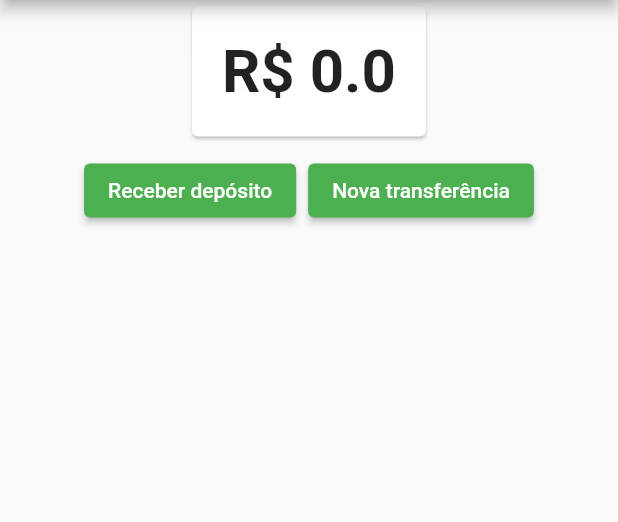
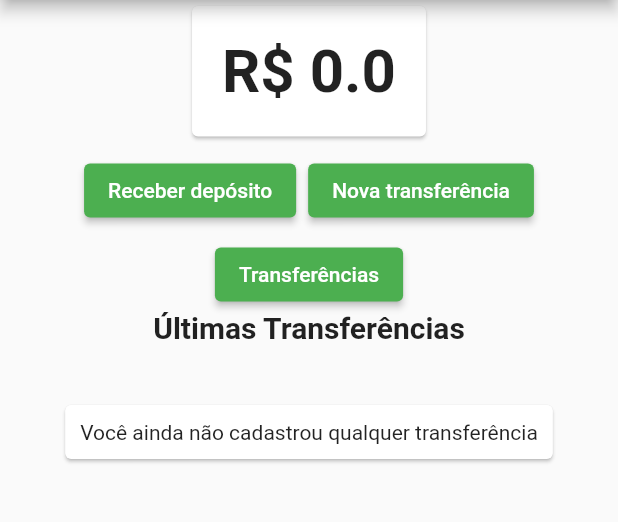
Before and after one commit to dmitryrocha/alura-bytebank2, a Flutter app: the screen it shows after launch, on a phone screen of 412 x 824 dp, the part 84-606 px from its top. Run offline on Flutter 3.47's test engine with Material 2 defaults, Android fonts, the phone set to English and light mode, and no system bars.

Commit message:
final da aula 05

```diff
--- a/lib/screens/dashboard/dashboard.dart
+++ b/lib/screens/dashboard/dashboard.dart
@@ -2,8 +2,12 @@ import 'package:bytebank2/models/saldo.dart';
 import 'package:bytebank2/screens/dashboard/saldo_card.dart';
 import 'package:bytebank2/screens/deposito/formulario_deposito.dart';
 import 'package:bytebank2/screens/transferencia/formulario.dart';
+import 'package:bytebank2/screens/transferencia/ultimas.dart';
 import 'package:flutter/material.dart';
 import 'package:provider/provider.dart';
+
+import '../transferencia/lista.dart';
+import '../transferencia/lista.dart';
 
 class Dashboard extends StatelessWidget {
   @override
@@ -57,6 +61,7 @@ class Dashboard extends StatelessWidget {
                 ),
               ],
             ),
+            UltimasTrasnferencias(),
           ],
         ));
   }
--- /dev/null
+++ b/lib/screens/transferencia/ultimas.dart
@@ -0,0 +1,80 @@
+import 'package:bytebank2/models/transferencias.dart';
+import 'package:bytebank2/screens/transferencia/lista.dart';
+import 'package:flutter/material.dart';
+import 'package:provider/provider.dart';
+
+final _titulo = 'Últimas Transferências';
+
+class UltimasTrasnferencias extends StatelessWidget {
+  const UltimasTrasnferencias({Key key}) : super(key: key);
+
+  @override
+  Widget build(BuildContext context) {
+    return Column(
+      children: [
+        ElevatedButton(
+          onPressed: () {
+            Navigator.push(
+              context,
+              MaterialPageRoute(
+                builder: (context) {
+                  return ListaTransferencias();
+                },
+              ),
+            );
+          },
+          child: Text("Transferências"),
+          style: ButtonStyle(
+            backgroundColor: MaterialStateProperty.all<Color>(Colors.green),
+          ),
+        ),
+        Text(
+          _titulo,
+          style: TextStyle(
+            fontWeight: FontWeight.bold,
+            fontSize: 20,
+          ),
+        ),
+        Consumer<Transferencias>(builder: (context, transferencias, child) {
+          final _ultimastransferencias =
+              transferencias.transferencias.reversed.toList();
+          final _quantidade = transferencias.transferencias.length;
+          int tamanho = 2;
+
+          if(_quantidade == 0) {
+            return SemTransferenciasCadastradas();
+          }
+
+          _quantidade < 2 ? tamanho = _quantidade : tamanho = 2;
+
+          return ListView.builder(
+            padding: const EdgeInsets.all(8),
+            itemCount: tamanho,
+            shrinkWrap: true,
+            itemBuilder: (context, indice) {
+              return ItemTransferencia(_ultimastransferencias[indice]);
+            },
+          );
+        })
+      ],
+    );
+  }
+}
+
+class
+SemTransferenciasCadastradas extends StatelessWidget {
+  const
+  SemTransferenciasCadastradas({ Key key }) : super(key: key);
+
+  @override
+  Widget build(BuildContext context) {
+    return Card(
+      margin: EdgeInsets.all(40),
+      child: Padding(
+        padding: EdgeInsets.all(10),
+        child: Text('Você ainda não cadastrou qualquer transferência', textAlign: TextAlign.center,),
+      ),
+
+    );
+  }
+}
```
Also changed, not shown: lib/models/transferencia.dart (+6 -3 lines), lib/screens/transferencia/lista.dart (+16 -28 lines).
